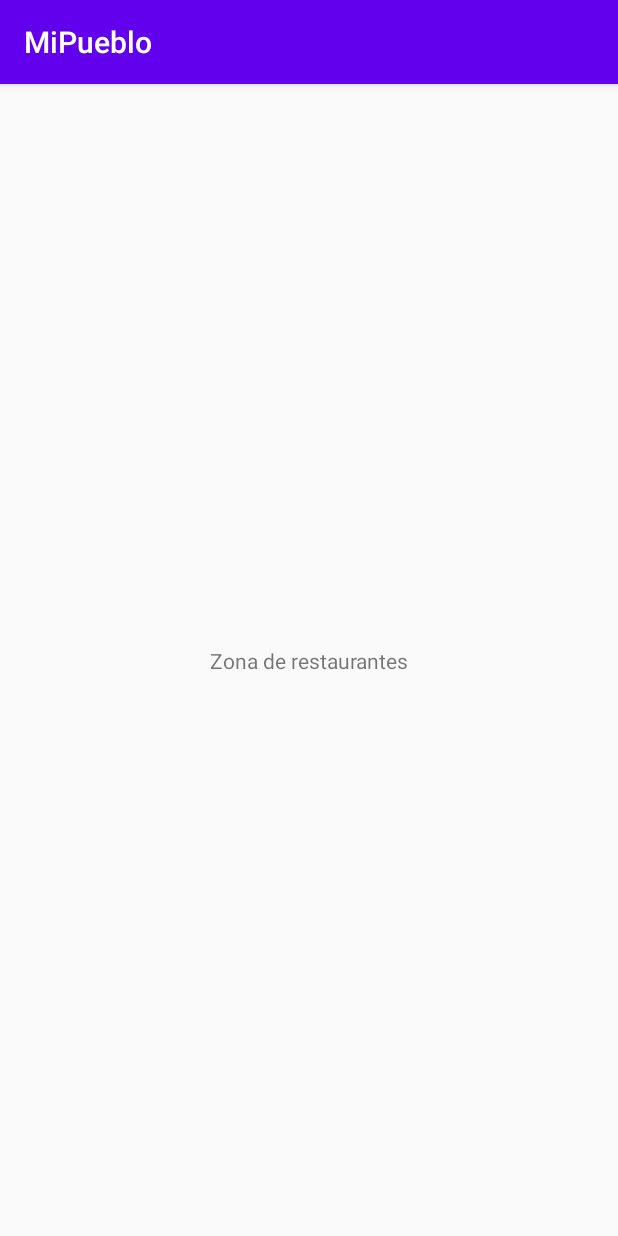
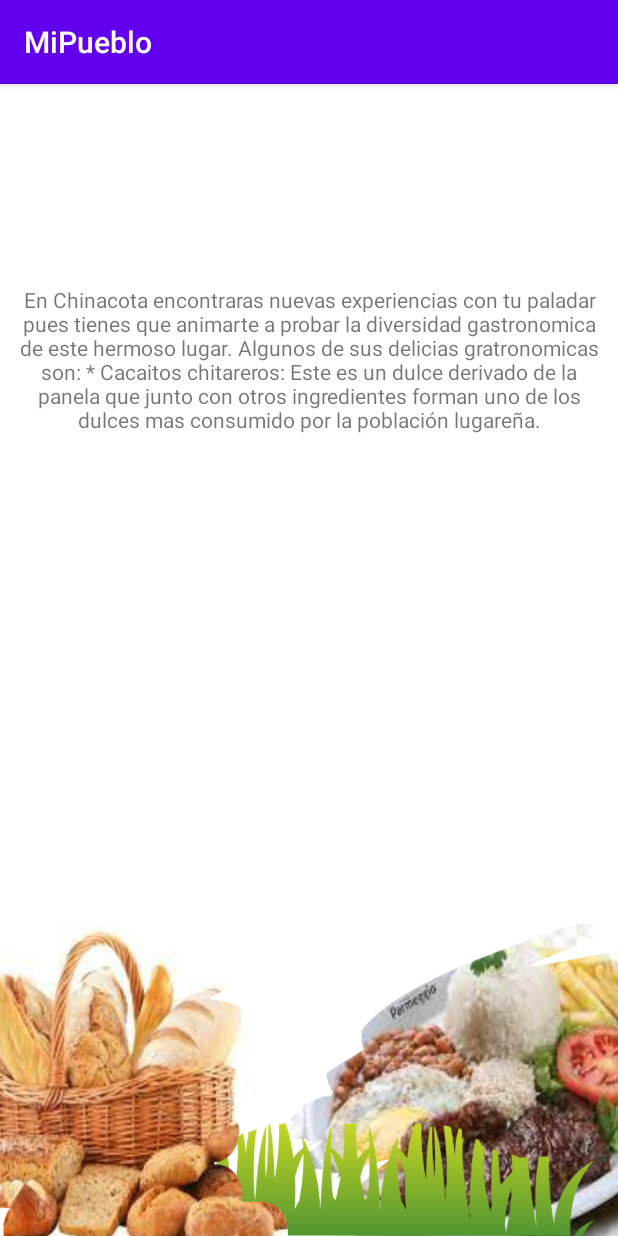
Before and after one commit to juandavidgafaro/mipueblo, an Android app: the Restaurantes screen opened directly, with no data from a screen before it, on a phone screen of 412 x 824 dp. Run offline under Robolectric (Android 15) with nearby library versions, the phone set to English and light mode, and no system bars.

Commit message:
Add: Se agregan nuevos strings de otras pestañas.

```diff
--- a/app/src/main/res/layout/activity_main.xml
+++ b/app/src/main/res/layout/activity_main.xml
@@ -6,7 +6,7 @@
     xmlns:tools="http://schemas.android.com/tools"
     android:layout_width="match_parent"
     android:layout_height="match_parent"
-    android:background="@drawable/editar"
+    android:background="@drawable/fondoapp"
     tools:context=".MainActivity">
 
     <TextView
--- a/app/src/main/res/layout/activity_restaurantes.xml
+++ b/app/src/main/res/layout/activity_restaurantes.xml
@@ -4,6 +4,7 @@
     xmlns:tools="http://schemas.android.com/tools"
     android:layout_width="match_parent"
     android:layout_height="match_parent"
+    android:background="@drawable/imageresta"
     tools:context=".Restaurantes">
 
     <TextView
@@ -12,9 +13,11 @@
         app:layout_constraintBottom_toBottomOf="parent"
         app:layout_constraintStart_toStartOf="parent"
         app:layout_constraintEnd_toEndOf="parent"
-        android:text="Zona de restaurantes"
+        android:text="@string/descripcionRestaurantes"
         android:textAlignment="center"
         android:layout_width="match_parent"
-        android:layout_height="wrap_content" />
+        app:layout_constraintVertical_bias="0.2"
+        android:layout_height="wrap_content"
+        android:layout_marginHorizontal="10dp"/>
 
 </android.support.constraint.ConstraintLayout>
--- a/app/src/main/res/values/strings.xml
+++ b/app/src/main/res/values/strings.xml
@@ -5,6 +5,27 @@
     <string name="descripcionHoteles">
         En Chinacota encontraras hoteles y parques agradables para cad uno de los
         miembros de tu familia y amigos.
+
+        Al ser un lugar tan turistico contaras con un hospedaje con un excelente servicio y diponibilidad para
+        brindarte la mejor comodidad y que disfrutes de tus vaciones con un hospedaje que hecho para
+        tí.
+    </string>
+
+    <string name="descripcionRestaurantes">
+        En Chinacota encontraras nuevas experiencias con tu paladar pues tienes
+        que animarte a probar la diversidad gastronomica de este hermoso lugar.
+
+        Algunos de sus delicias gratronomicas son:
+        * Cacaitos chitareros: Este es un dulce derivado de la panela que junto con
+        otros ingredientes forman uno de los dulces mas consumido por la población
+        lugareña.
+    </string>
+
+    <string name="descripcionSitios">
+        Bienvenido a chinacota un pueblo muy acogedor para ti y tu familia,
+        lleno de muchos lugares por conocer disfruta de su clima en la parte de
+        cabecera del publo conocido como iscala, alli pordar gener un camping con tus
+        amigos y disfrutar de sus verdes montañas.
     </string>
 
     <string name="opcion1">Español</string>
```
Also changed, not shown: app/src/main/res/layout/activity_sitios.xml (+5 -2 lines), 2 other files.
